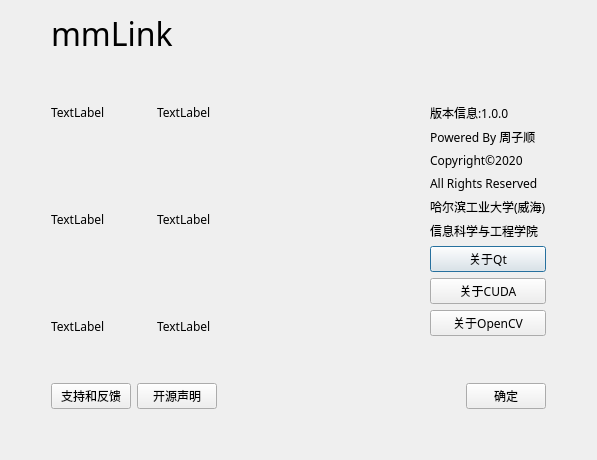
This is aboutwindow.ui in ZzzzzzS/mmLink as Qt 5 draws it before an edit. The edited form follows.
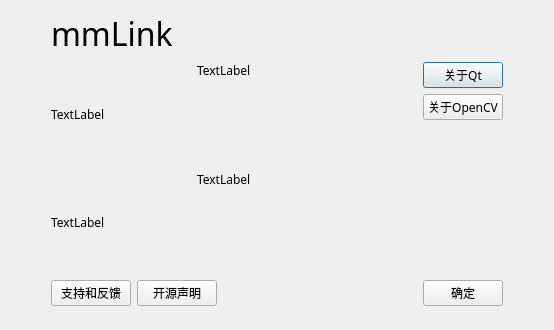
This is the edited form.

Commit message: 重新修改了帮助界面，取消cuda加速功能

Diff of the .ui file:
```diff
--- a/aboutwindow.ui
+++ b/aboutwindow.ui
@@ -6,8 +6,8 @@
    <rect>
     <x>0</x>
     <y>0</y>
-    <width>597</width>
-    <height>460</height>
+    <width>554</width>
+    <height>330</height>
    </rect>
   </property>
   <property name="font">
@@ -23,9 +23,9 @@
    <item row="0" column="0">
     <layout class="QVBoxLayout" name="verticalLayout_7">
      <item>
-      <layout class="QHBoxLayout" name="horizontalLayout_7">
+      <layout class="QHBoxLayout" name="horizontalLayout_4">
        <item>
-        <spacer name="horizontalSpacer_4">
+        <spacer name="horizontalSpacer_6">
          <property name="orientation">
           <enum>Qt::Horizontal</enum>
          </property>
@@ -43,7 +43,7 @@
        <item>
         <layout class="QVBoxLayout" name="verticalLayout_6">
          <item>
-          <layout class="QHBoxLayout" name="horizontalLayout_6">
+          <layout class="QHBoxLayout" name="horizontalLayout">
            <item>
             <widget class="QLabel" name="label">
              <property name="font">
@@ -73,48 +73,29 @@
           </layout>
          </item>
          <item>
-          <layout class="QHBoxLayout" name="horizontalLayout_5">
-           <item>
-            <layout class="QVBoxLayout" name="verticalLayout_4">
-             <item>
-              <layout class="QHBoxLayout" name="horizontalLayout_2">
-               <item>
-                <widget class="QLabel" name="QtImage">
-                 <property name="sizePolicy">
-                  <sizepolicy hsizetype="Fixed" vsizetype="Fixed">
-                   <horstretch>0</horstretch>
-                   <verstretch>0</verstretch>
-                  </sizepolicy>
-                 </property>
-                 <property name="minimumSize">
-                  <size>
-                   <width>100</width>
-                   <height>100</height>
-                  </size>
-                 </property>
-                 <property name="text">
-                  <string>TextLabel</string>
-                 </property>
-                </widget>
-               </item>
-               <item>
-                <widget class="QLabel" name="QtVersion">
-                 <property name="sizePolicy">
-                  <sizepolicy hsizetype="Expanding" vsizetype="Preferred">
-                   <horstretch>0</horstretch>
-                   <verstretch>0</verstretch>
-                  </sizepolicy>
-                 </property>
-                 <property name="text">
-                  <string>TextLabel</string>
-                 </property>
-                </widget>
-               </item>
-              </layout>
-             </item>
-             <item>
               <layout class="QHBoxLayout" name="horizontalLayout_3">
                <item>
+            <layout class="QVBoxLayout" name="verticalLayout_2">
+             <item>
+              <widget class="QLabel" name="QtImage">
+               <property name="sizePolicy">
+                <sizepolicy hsizetype="Fixed" vsizetype="Fixed">
+                 <horstretch>0</horstretch>
+                 <verstretch>0</verstretch>
+                </sizepolicy>
+               </property>
+               <property name="minimumSize">
+                <size>
+                 <width>100</width>
+                 <height>100</height>
+                </size>
+               </property>
+               <property name="text">
+                <string>TextLabel</string>
+               </property>
+              </widget>
+             </item>
+             <item>
                 <widget class="QLabel" name="OpenCVImage">
                  <property name="sizePolicy">
                   <sizepolicy hsizetype="Fixed" vsizetype="Fixed">
@@ -133,70 +114,20 @@
                  </property>
                 </widget>
                </item>
-               <item>
-                <widget class="QLabel" name="OpenCVVersion">
-                 <property name="sizePolicy">
-                  <sizepolicy hsizetype="Expanding" vsizetype="Preferred">
-                   <horstretch>0</horstretch>
-                   <verstretch>0</verstretch>
-                  </sizepolicy>
-                 </property>
-                 <property name="text">
-                  <string>TextLabel</string>
-                 </property>
-                </widget>
-               </item>
               </layout>
              </item>
              <item>
-              <layout class="QHBoxLayout" name="horizontalLayout_4">
-               <item>
-                <widget class="QLabel" name="CUDAImage">
-                 <property name="sizePolicy">
-                  <sizepolicy hsizetype="Fixed" vsizetype="Fixed">
-                   <horstretch>0</horstretch>
-                   <verstretch>0</verstretch>
-                  </sizepolicy>
-                 </property>
-                 <property name="minimumSize">
-                  <size>
-                   <width>100</width>
-                   <height>100</height>
-                  </size>
-                 </property>
-                 <property name="text">
-                  <string>TextLabel</string>
-                 </property>
-                </widget>
-               </item>
-               <item>
-                <widget class="QLabel" name="CUDAVersion">
-                 <property name="sizePolicy">
-                  <sizepolicy hsizetype="Expanding" vsizetype="Preferred">
-                   <horstretch>0</horstretch>
-                   <verstretch>0</verstretch>
-                  </sizepolicy>
-                 </property>
-                 <property name="text">
-                  <string>TextLabel</string>
-                 </property>
-                </widget>
-               </item>
-              </layout>
-             </item>
-            </layout>
-           </item>
-           <item>
-            <layout class="QVBoxLayout" name="verticalLayout_5">
-             <item>
-              <spacer name="verticalSpacer">
+            <spacer name="horizontalSpacer_3">
                <property name="orientation">
-                <enum>Qt::Vertical</enum>
+              <enum>Qt::Horizontal</enum>
+             </property>
+             <property name="sizeType">
+              <enum>QSizePolicy::Preferred</enum>
                </property>
                <property name="sizeHint" stdset="0">
                 <size>
-                 <width>20</width>
-                 <height>40</height>
+               <width>40</width>
+               <height>20</height>
                 </size>
                </property>
               </spacer>
@@ -204,137 +135,57 @@
              <item>
               <layout class="QVBoxLayout" name="verticalLayout_3">
                <item>
-                <layout class="QVBoxLayout" name="verticalLayout">
-                 <item>
-                  <widget class="QLabel" name="label_3">
+              <widget class="QLabel" name="QtVersion">
                    <property name="sizePolicy">
-                    <sizepolicy hsizetype="Fixed" vsizetype="Preferred">
+                <sizepolicy hsizetype="Expanding" vsizetype="Preferred">
                      <horstretch>0</horstretch>
                      <verstretch>0</verstretch>
                     </sizepolicy>
                    </property>
-                   <property name="font">
-                    <font>
-                     <family>微软雅黑</family>
-                     <pointsize>9</pointsize>
-                    </font>
-                   </property>
                    <property name="text">
-                    <string>版本信息:1.0.0</string>
+                <string>TextLabel</string>
                    </property>
                   </widget>
                  </item>
                  <item>
-                  <widget class="QLabel" name="label_6">
-                   <property name="sizePolicy">
-                    <sizepolicy hsizetype="Fixed" vsizetype="Preferred">
-                     <horstretch>0</horstretch>
-                     <verstretch>0</verstretch>
-                    </sizepolicy>
-                   </property>
-                   <property name="font">
-                    <font>
-                     <family>微软雅黑</family>
-                     <pointsize>9</pointsize>
-                    </font>
-                   </property>
-                   <property name="layoutDirection">
-                    <enum>Qt::LeftToRight</enum>
-                   </property>
-                   <property name="autoFillBackground">
-                    <bool>false</bool>
-                   </property>
-                   <property name="frameShadow">
-                    <enum>QFrame::Sunken</enum>
-                   </property>
-                   <property name="text">
-                    <string>Powered By 周子顺</string>
-                   </property>
-                   <property name="textFormat">
-                    <enum>Qt::PlainText</enum>
-                   </property>
-                  </widget>
+              <spacer name="verticalSpacer">
+               <property name="orientation">
+                <enum>Qt::Vertical</enum>
+               </property>
+               <property name="sizeHint" stdset="0">
+                <size>
+                 <width>20</width>
+                 <height>40</height>
+                </size>
+               </property>
+              </spacer>
                  </item>
                  <item>
-                  <widget class="QLabel" name="label_4">
-                   <property name="sizePolicy">
-                    <sizepolicy hsizetype="Fixed" vsizetype="Preferred">
-                     <horstretch>0</horstretch>
-                     <verstretch>0</verstretch>
-                    </sizepolicy>
-                   </property>
-                   <property name="font">
-                    <font>
-                     <family>微软雅黑</family>
-                     <pointsize>9</pointsize>
-                    </font>
-                   </property>
+              <widget class="QLabel" name="mmLinkVersion">
                    <property name="text">
-                    <string>Copyright©2020</string>
+                <string>TextLabel</string>
                    </property>
                   </widget>
                  </item>
                  <item>
-                  <widget class="QLabel" name="label_8">
-                   <property name="sizePolicy">
-                    <sizepolicy hsizetype="Fixed" vsizetype="Preferred">
-                     <horstretch>0</horstretch>
-                     <verstretch>0</verstretch>
-                    </sizepolicy>
-                   </property>
-                   <property name="font">
-                    <font>
-                     <family>微软雅黑</family>
-                     <pointsize>9</pointsize>
-                    </font>
-                   </property>
-                   <property name="text">
-                    <string>All Rights Reserved</string>
-                   </property>
-                  </widget>
-                 </item>
-                 <item>
-                  <widget class="QLabel" name="label_5">
-                   <property name="sizePolicy">
-                    <sizepolicy hsizetype="Fixed" vsizetype="Preferred">
-                     <horstretch>0</horstretch>
-                     <verstretch>0</verstretch>
-                    </sizepolicy>
-                   </property>
-                   <property name="font">
-                    <font>
-                     <family>微软雅黑</family>
-                     <pointsize>9</pointsize>
-                    </font>
-                   </property>
-                   <property name="text">
-                    <string>哈尔滨工业大学(威海)</string>
-                   </property>
-                  </widget>
-                 </item>
-                 <item>
-                  <widget class="QLabel" name="label_9">
-                   <property name="sizePolicy">
-                    <sizepolicy hsizetype="Fixed" vsizetype="Preferred">
-                     <horstretch>0</horstretch>
-                     <verstretch>0</verstretch>
-                    </sizepolicy>
-                   </property>
-                   <property name="font">
-                    <font>
-                     <family>微软雅黑</family>
-                     <pointsize>9</pointsize>
-                    </font>
-                   </property>
-                   <property name="text">
-                    <string>信息科学与工程学院</string>
-                   </property>
-                  </widget>
+              <spacer name="verticalSpacer_2">
+               <property name="orientation">
+                <enum>Qt::Vertical</enum>
+               </property>
+               <property name="sizeHint" stdset="0">
+                <size>
+                 <width>20</width>
+                 <height>40</height>
+                </size>
+               </property>
+              </spacer>
                  </item>
                 </layout>
                </item>
                <item>
-                <layout class="QVBoxLayout" name="verticalLayout_2">
+            <layout class="QVBoxLayout" name="verticalLayout_5">
+             <item>
+              <layout class="QVBoxLayout" name="verticalLayout_4">
                  <item>
                   <widget class="QPushButton" name="QtButton">
                    <property name="sizePolicy">
@@ -354,25 +205,6 @@
                    </property>
                   </widget>
                  </item>
-                 <item>
-                  <widget class="QPushButton" name="CUDAButton">
-                   <property name="sizePolicy">
-                    <sizepolicy hsizetype="Preferred" vsizetype="Fixed">
-                     <horstretch>0</horstretch>
-                     <verstretch>0</verstretch>
-                    </sizepolicy>
-                   </property>
-                   <property name="font">
-                    <font>
-                     <family>微软雅黑</family>
-                     <pointsize>9</pointsize>
-                    </font>
-                   </property>
-                   <property name="text">
-                    <string>关于CUDA</string>
-                   </property>
-                  </widget>
-                 </item>
                  <item>
                   <widget class="QPushButton" name="OpenCVButton">
                    <property name="sizePolicy">
@@ -392,12 +224,8 @@
                    </property>
                   </widget>
                  </item>
-                </layout>
-               </item>
-              </layout>
-             </item>
              <item>
-              <spacer name="verticalSpacer_2">
+                <spacer name="verticalSpacer_3">
                <property name="orientation">
                 <enum>Qt::Vertical</enum>
                </property>
@@ -413,8 +241,10 @@
            </item>
           </layout>
          </item>
+          </layout>
+         </item>
          <item>
-          <layout class="QHBoxLayout" name="horizontalLayout">
+          <layout class="QHBoxLayout" name="horizontalLayout_2">
            <item>
             <widget class="QPushButton" name="FeedBackButton">
              <property name="font">
@@ -472,7 +302,7 @@
         </layout>
        </item>
        <item>
-        <spacer name="horizontalSpacer_3">
+        <spacer name="horizontalSpacer_5">
          <property name="orientation">
           <enum>Qt::Horizontal</enum>
          </property>
@@ -490,7 +320,7 @@
       </layout>
      </item>
      <item>
-      <spacer name="verticalSpacer_3">
+      <spacer name="verticalSpacer_4">
        <property name="orientation">
         <enum>Qt::Vertical</enum>
        </property>
@@ -499,8 +329,8 @@
        </property>
        <property name="sizeHint" stdset="0">
         <size>
-         <width>20</width>
-         <height>40</height>
+         <width>531</width>
+         <height>13</height>
         </size>
        </property>
       </spacer>
```
Left out of the diff: 6 changed lines with no effect on the pictures. Lines whose indentation alone changed are shown as unchanged. The commit also changes 5 other files.
